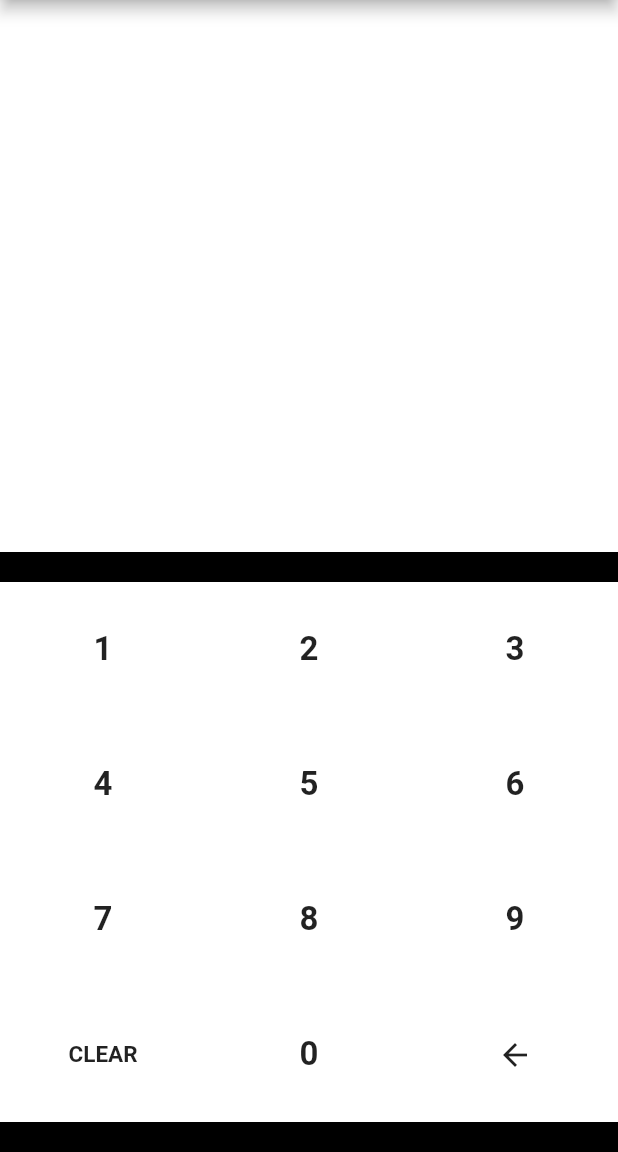
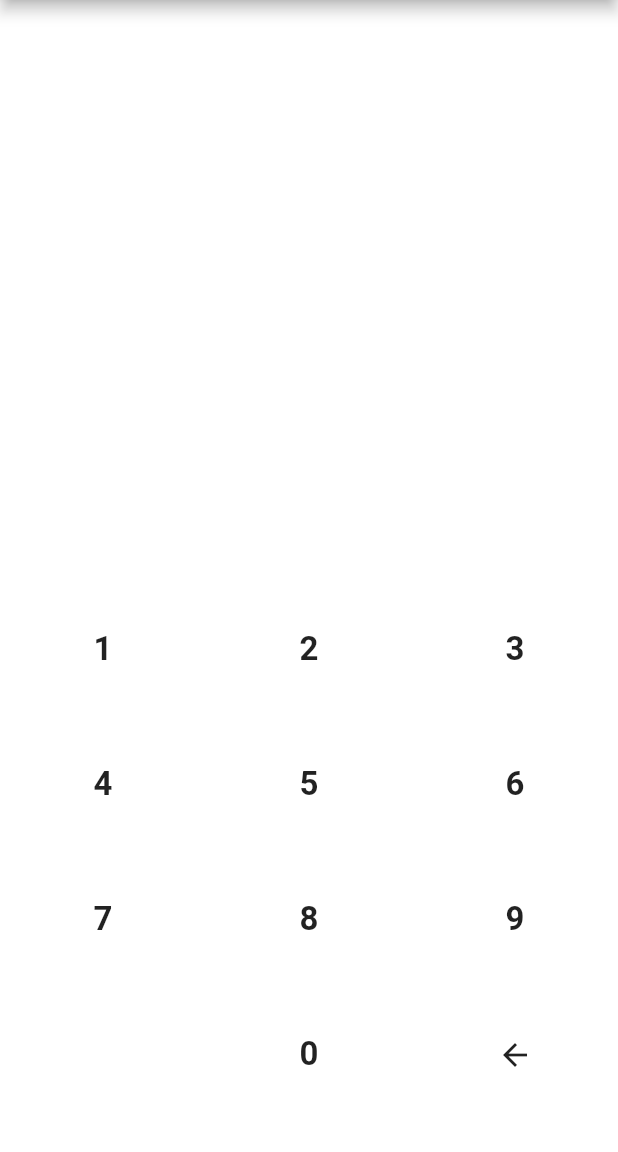
Before and after one commit to abolajibisiriyu/flutter_pin_pad, a Flutter app: the screen it shows after launch, after a tap on the "arrow back" icon, on a phone screen of 412 x 824 dp, the part 84-1236 px from its top. Run offline on Flutter 3.47's test engine with Material 2 defaults, Android fonts, the phone set to English and light mode, and no system bars.

Commit message:
more customization options

```diff
--- a/example/lib/main.dart
+++ b/example/lib/main.dart
@@ -42,7 +42,6 @@ class _MyHomePageState extends State<MyHomePage> {
           ),
           Container(
             height: 400,
-            color: Colors.black,
             padding: EdgeInsets.symmetric(vertical: 20),
             child: PinPad(
               showPinProgressIndicator: false,
@@ -50,7 +49,11 @@ class _MyHomePageState extends State<MyHomePage> {
                 clearTextStyle:
                     TextStyle(fontSize: 15, fontWeight: FontWeight.bold),
                 backspaceIcon: Icon(Icons.arrow_back),
+                showClear: false,
               ),
+              onChange: (String text) {
+                print("ON PIN CHANGE: $text");
+              },
               onSubmit: (String pin) {
                 print("PIN: $pin");
               },
--- a/lib/flutter_pin_pad.dart
+++ b/lib/flutter_pin_pad.dart
@@ -11,6 +11,7 @@ import 'package:flutter_pin_pad/pin_pad_theme.dart';
 class PinPad extends StatefulWidget {
   final int pinLength;
   final Function(String) onSubmit;
+  final Function(String) onChange;
   final PinPadThemeData pinPadThemeData;
   final bool showPinProgressIndicator;
 
@@ -20,6 +21,7 @@ class PinPad extends StatefulWidget {
     this.onSubmit,
     this.pinPadThemeData,
     this.showPinProgressIndicator: true,
+    this.onChange,
   }) : super(key: key);
   @override
   _PinPadState createState() => _PinPadState();
@@ -35,9 +37,6 @@ class _PinPadState extends State<PinPad> {
           pin += pinPadKey.text;
         });
       }
-      if (pin.length == widget.pinLength) {
-        widget.onSubmit(pin);
-      }
     }
     if (pinPadKey.action == KeyAction.BACKSPACE) {
       if (pin.length != 0) {
@@ -51,6 +50,10 @@ class _PinPadState extends State<PinPad> {
       setState(() {
         pin = "";
       });
+    }
+    widget.onChange(pin);
+    if (pin.length == widget.pinLength) {
+      widget.onSubmit(pin);
     }
   }
 
--- a/lib/pin_pad_key.dart
+++ b/lib/pin_pad_key.dart
@@ -16,13 +16,15 @@ class PinPadKey extends StatelessWidget {
     final pinPadThemeData = PinPadTheme.of(context).pinPadThemeData;
     return Container(
       child: Material(
+        color: pinPadThemeData.keyBackgroundColor,
         child: InkWell(
-          splashColor: Colors.red,
           onTap: () {
             onPressed(pinPadKey);
           },
           child: Container(
-            color: Colors.white,
+            color: pinPadThemeData.disableKeyFeedback
+                ? pinPadThemeData.keyBackgroundColor
+                : null,
             alignment: Alignment.center,
             child: pinPadKey.type == KeyType.ICON
                 ? pinPadThemeData.backspaceIcon != null
--- a/lib/pin_pad_theme.dart
+++ b/lib/pin_pad_theme.dart
@@ -18,6 +18,8 @@ class PinPadThemeData {
   bool showClear;
   IndicatorTheme indicatorTheme;
   Icon backspaceIcon;
+  Color keyBackgroundColor;
+  bool disableKeyFeedback;
 
   PinPadThemeData({
     this.numberTextStyle:
@@ -26,6 +28,8 @@ class PinPadThemeData {
         const TextStyle(fontSize: 22, fontWeight: FontWeight.w600),
     this.showClear: true,
     this.indicatorTheme: const IndicatorTheme(),
+    this.keyBackgroundColor: Colors.white,
+    this.disableKeyFeedback: false,
     this.backspaceIcon,
   });
 }
```
